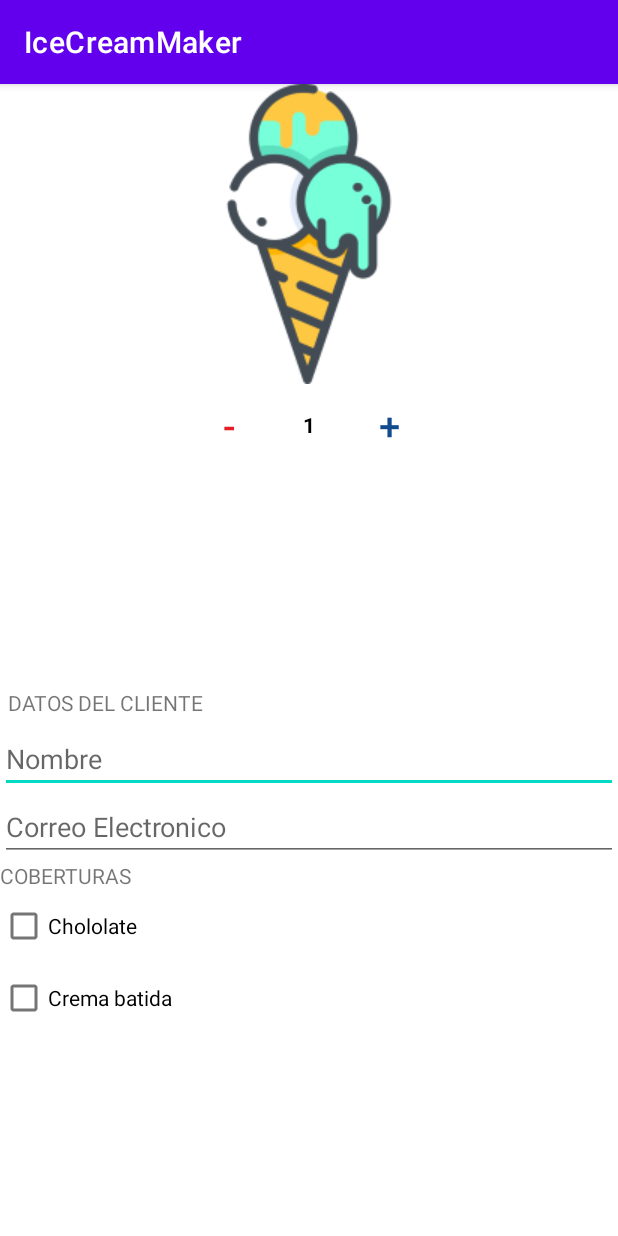
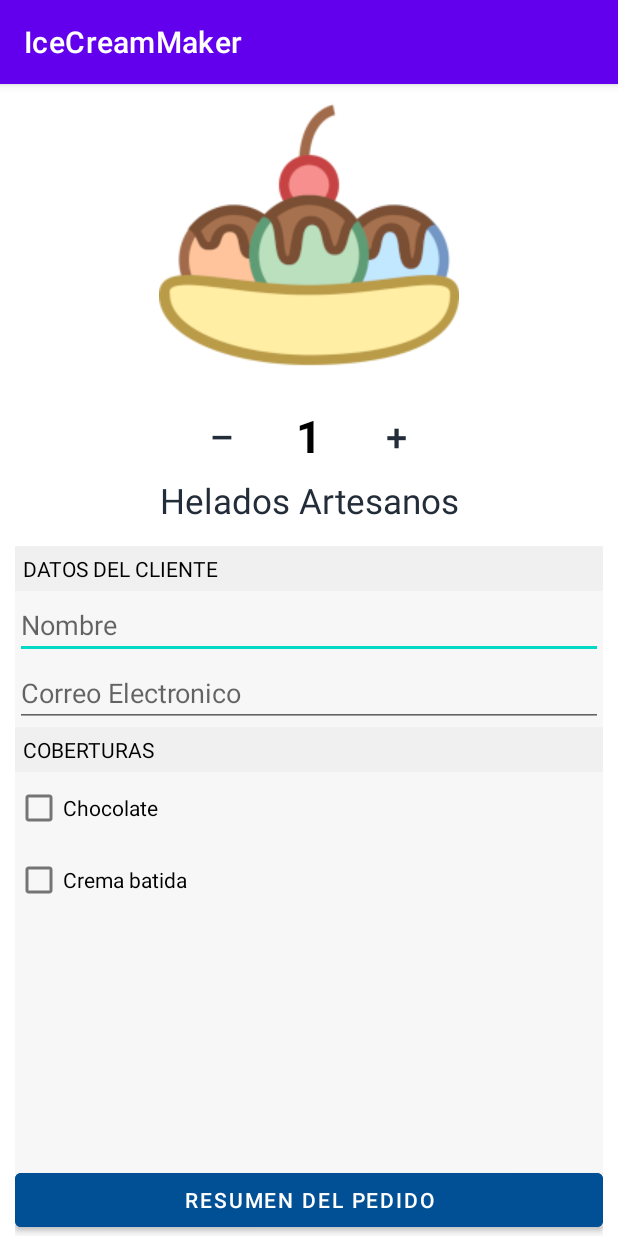
Before and after one commit to magnitopic/IceCreamMaker, an Android app: the screen it shows after launch (MainActivity), on a phone screen of 412 x 824 dp. Run offline under Robolectric (Android 15) with nearby library versions, the phone set to English and light mode, and no system bars.

Commit message:
two activities

```diff
--- a/app/src/main/java/com/example/icecreammaker/MainActivity.kt
+++ b/app/src/main/java/com/example/icecreammaker/MainActivity.kt
@@ -13,39 +13,32 @@ import androidx.core.content.ContextCompat
 import androidx.core.content.ContextCompat.startActivity
 
 class MainActivity : AppCompatActivity() {
-    private val precioUnitario = 3
     private var cantidad = 1
-    private lateinit var textViewPrecio: TextView
     private lateinit var textViewCantidad: TextView
     private lateinit var checkBoxCream: CheckBox
     private lateinit var checkBoxChocolate: CheckBox
-    private lateinit var nameImput: EditText
+    private lateinit var nameInput: EditText
+    private lateinit var emailInput: EditText
 
     override fun onCreate(savedInstanceState: Bundle?) {
         super.onCreate(savedInstanceState)
         setContentView(R.layout.activity_main)
-        textViewPrecio = findViewById(R.id.price)
         textViewCantidad = findViewById(R.id.amount)
         checkBoxCream = findViewById(R.id.checkBoxCream)
         checkBoxChocolate = findViewById(R.id.checkBoxChocolate)
-        nameImput = findViewById(R.id.nameImput)
+        nameInput = findViewById(R.id.nameImput)
+        emailInput = findViewById(R.id.emailInput)
     }
 
-    fun onClickButtonOrder(vista: View) {
-        displayPriceInformation()
+    fun onClickOrderInfo(vista: View) {
+        goToOrderInfo()
     }
 
-    private fun  displayPriceInformation() {
-        if (nameImput.text.isNullOrBlank())
-            Toast.makeText(applicationContext, "Nombre invalido", Toast.LENGTH_SHORT).show()
-        else{
-            var info = ("Nombre: ${nameImput.text.toString().trim()}\n¿Incluir crema batida?: ${if (checkBoxCream.isChecked) "Sí" else "No"}\n¿Incluir chocolate?: ${if (checkBoxChocolate.isChecked) "Sí" else "No"}\nCantidad: ${cantidad}\nTotal: ${calculatePrice()} €\n¡Gracias por su visita!")
-            textViewPrecio.text = info
-        }
-    }
-
-    private fun calculatePrice() : Int {
-        return (cantidad * precioUnitario)
+    private fun  goToOrderInfo() {
+        if (nameInput.text.isNullOrBlank() || emailInput.text.isNullOrBlank())
+            Toast.makeText(applicationContext, "No puede haber campos vacios", Toast.LENGTH_SHORT).show()
+        else
+            startActivity(Intent(this, RealizarPedido::class.java))
     }
 
     fun increase(Vista : View){
@@ -64,16 +57,4 @@ class MainActivity : AppCompatActivity() {
         else
             Toast.makeText(applicationContext, "Numero minimo de helados alcanzado", Toast.LENGTH_SHORT).show()
     }
-
-    fun composeEmail(address: Array<String>, message: String, subject: String) {
-        val intent = Intent(Intent.ACTION_SEND).apply {
-            data = Uri.parse("mailto:")
-            putExtra(Intent.EXTRA_EMAIL, address)
-            putExtra(Intent.EXTRA_SUBJECT, subject)
-            putExtra(Intent.EXTRA_TEXT, message)
-        }
-        if (intent.resolveActivity(packageManager) != null) {
-            startActivity(intent)
-        }
-    }
 }
--- a/app/src/main/res/layout/activity_main.xml
+++ b/app/src/main/res/layout/activity_main.xml
@@ -10,33 +10,35 @@
 
     <LinearLayout
         android:layout_width="match_parent"
-        android:layout_height="match_parent"
+        android:layout_height="wrap_content"
+        android:divider="@color/black"
         android:orientation="vertical"
-        android:layout_weight=".7">
+        android:showDividers="end">
 
 
         <ImageView
             android:id="@+id/imageView"
             android:layout_width="match_parent"
             android:layout_height="wrap_content"
-            app:srcCompat="@drawable/ice_cream_image_small" />
+            android:contentDescription="IceCream icon"
+            app:srcCompat="@drawable/banana_split_small"
+            android:layout_marginTop="7dp"/>
 
         <RelativeLayout
             android:layout_width="wrap_content"
             android:layout_height="wrap_content"
-            android:layout_gravity="center"
-            >
+            android:layout_gravity="center">
 
             <Button
                 android:id="@+id/minusButton"
+                style="?android:attr/borderlessButtonStyle"
                 android:layout_width="wrap_content"
                 android:layout_height="wrap_content"
                 android:layout_centerVertical="true"
                 android:onClick="decrese"
-                android:textSize="25dp"
-                android:text="-"
-                style="?android:attr/borderlessButtonStyle"
-                android:textColor="@color/red" />
+                android:text="–"
+                android:textColor="@color/textGrey"
+                android:textSize="25sp" />
 
             <TextView
                 android:id="@+id/amount"
@@ -46,39 +48,54 @@
                 android:layout_margin="5dp"
                 android:layout_toEndOf="@+id/minusButton"
                 android:text="1"
+                android:textSize="30sp"
                 android:textColor="@color/black"
                 android:textStyle="bold" />
 
             <Button
                 android:id="@+id/plusButton"
+                style="?android:attr/borderlessButtonStyle"
                 android:layout_width="wrap_content"
                 android:layout_height="wrap_content"
                 android:layout_toEndOf="@+id/amount"
                 android:onClick="increase"
-                android:textSize="25dp"
                 android:text="+"
-                android:textColor="@color/blue"
-                style="?android:attr/borderlessButtonStyle" />
+                android:textColor="@color/textGrey"
+                android:textSize="25sp" />
         </RelativeLayout>
+
+        <TextView
+            android:layout_width="match_parent"
+            android:layout_height="wrap_content"
+            android:text="Helados Artesanos"
+            android:textColor="@color/textGrey"
+            android:gravity="center"
+            android:textSize="23sp"/>
     </LinearLayout>
 
     <LinearLayout
         android:layout_width="match_parent"
         android:layout_height="match_parent"
+        android:background="#F7F7F7"
         android:orientation="vertical"
-        android:layout_weight=".2">
+        android:layout_marginLeft="10dp"
+        android:layout_marginRight="10dp"
+        android:layout_marginTop="15dp">
 
         <TextView
             android:id="@+id/tituloCantidad"
-            android:layout_width="wrap_content"
+            android:layout_width="match_parent"
             android:layout_height="wrap_content"
-            android:layout_margin="5dp"
+            android:padding="5dp"
+            android:textColor="@color/black"
+            android:background="#F1F0F0"
             android:text="DATOS DEL CLIENTE" />
 
         <EditText
             android:id="@+id/nameImput"
             android:layout_width="match_parent"
             android:layout_height="wrap_content"
+            android:autofillHints="name"
             android:ems="10"
             android:hint="Nombre"
             android:inputType="textPersonName"
@@ -97,6 +114,9 @@
             android:id="@+id/textView"
             android:layout_width="match_parent"
             android:layout_height="wrap_content"
+            android:padding="5dp"
+            android:textColor="@color/black"
+            android:background="#F1F0F0"
             android:text="COBERTURAS" />
 
         <CheckBox
@@ -104,7 +124,7 @@
             android:layout_width="match_parent"
             android:layout_height="wrap_content"
             android:checked="false"
-            android:text="Chololate" />
+            android:text="Chocolate" />
 
         <CheckBox
             android:id="@+id/checkBoxCream"
@@ -112,15 +132,23 @@
             android:layout_height="wrap_content"
             android:checked="false"
             android:text="Crema batida" />
+        <RelativeLayout
+            android:layout_width="match_parent"
+            android:layout_height="match_parent">
+            <Button
+                android:id="@+id/button2"
+                android:layout_width="match_parent"
+                android:layout_height="wrap_content"
+                android:text="Resumen del pedido"
+                android:layout_alignParentBottom="true"
+                android:layout_gravity="bottom"
+                android:backgroundTint="#014F94"
+                android:onClick="onClickOrderInfo"
+                android:gravity="center"/>
+        </RelativeLayout>
+
+
     </LinearLayout>
-
-    //TODO: change weight to match actual proportions
-    <RelativeLayout
-        android:layout_width="match_parent"
-        android:layout_height="match_parent"
-        android:layout_weight="2">
-
-    </RelativeLayout>
 
 
 </LinearLayout>
--- a/app/src/main/res/values/colors.xml
+++ b/app/src/main/res/values/colors.xml
@@ -9,4 +9,5 @@
     <color name="white">#FFFFFFFF</color>
     <color name="red">#E41E26</color>
     <color name="blue">#114B8D</color>
+    <color name="textGrey">#232C39</color>
 </resources>
```
Also changed, not shown: app/src/main/java/com/example/icecreammaker/RealizarPedido.kt (+27 -0 lines), app/src/main/res/layout/activity_realizar_pedido.xml (+28 -16 lines), app/src/main/res/drawable-v24/banana_split.png (added), app/src/main/res/drawable-v24/banana_split_small.png (added).
